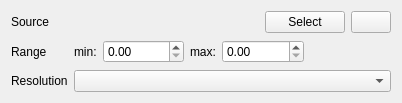
This is src/hist2ddialog_axis_widget.ui in flueke/mvme as Qt 5 draws it before an edit. The edited form follows.
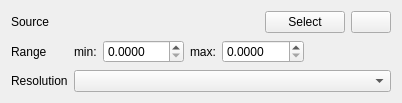
This is the edited form. Icons and pictures are not drawn.

Commit message: hist2d axis widget: unit spins now have 4 decimals

```diff
--- a/src/hist2ddialog_axis_widget.ui
+++ b/src/hist2ddialog_axis_widget.ui
@@ -77,7 +77,11 @@
       </widget>
      </item>
      <item>
-      <widget class="QDoubleSpinBox" name="spin_unitMin"/>
+      <widget class="QDoubleSpinBox" name="spin_unitMin">
+       <property name="decimals">
+        <number>4</number>
+       </property>
+      </widget>
      </item>
      <item>
       <widget class="QLabel" name="label_6">
@@ -87,7 +91,11 @@
       </widget>
      </item>
      <item>
-      <widget class="QDoubleSpinBox" name="spin_unitMax"/>
+      <widget class="QDoubleSpinBox" name="spin_unitMax">
+       <property name="decimals">
+        <number>4</number>
+       </property>
+      </widget>
      </item>
      <item>
       <widget class="QLabel" name="label_unit">
```
